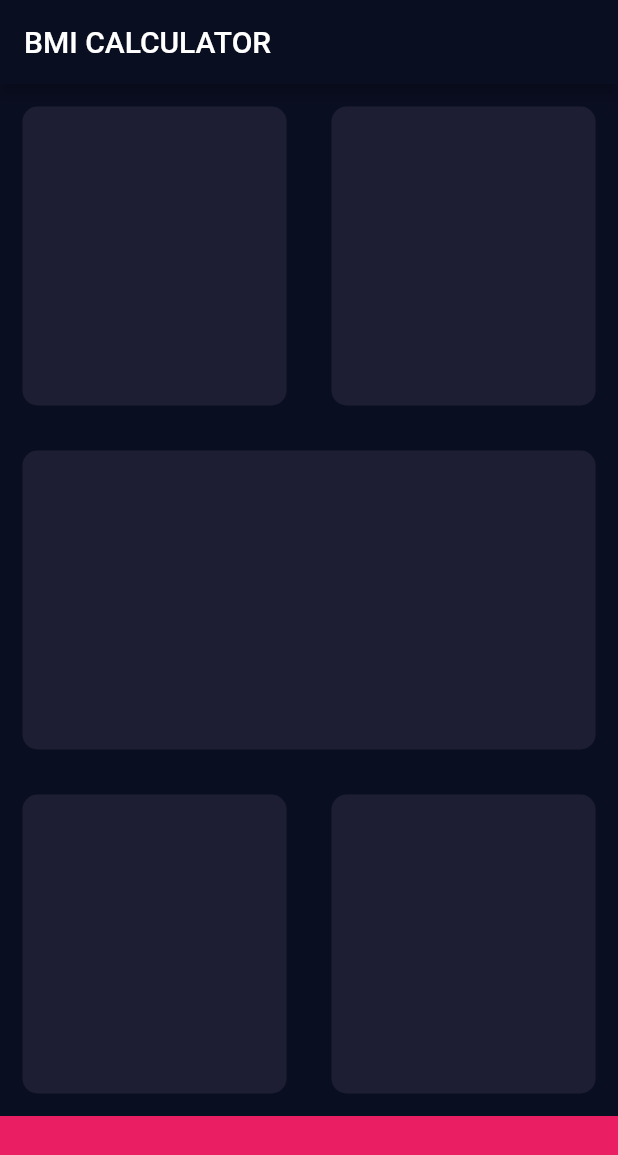
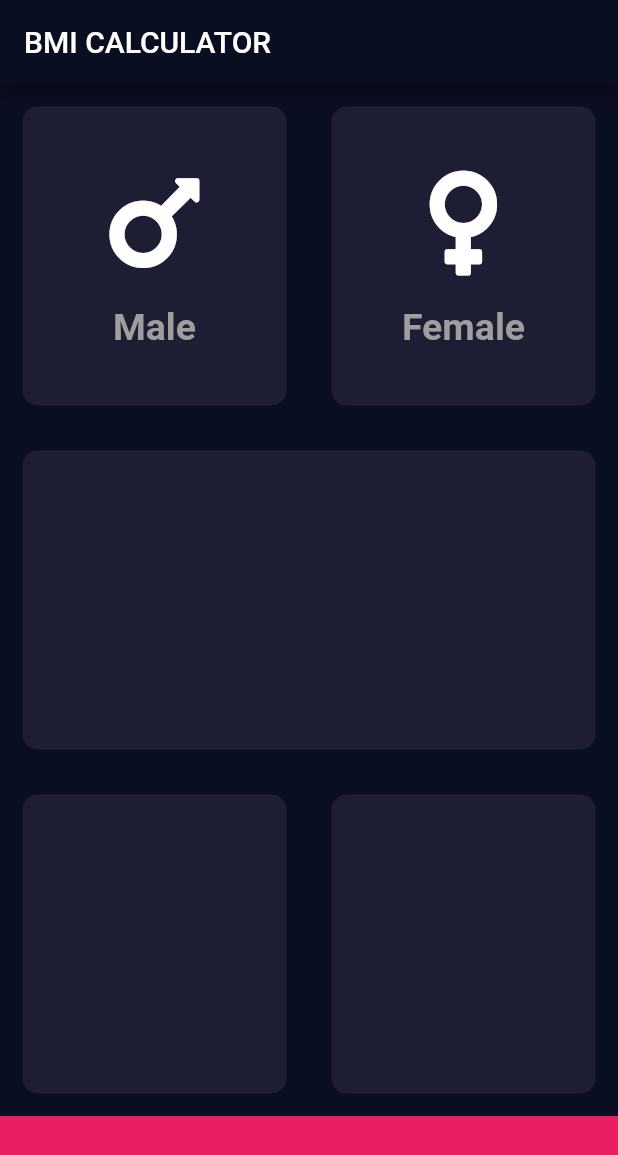
Before and after one commit to gavindang2911/Flutter, a Flutter app: the screen it shows after launch, on a phone screen of 412 x 824 dp. Shown: the top 1155 px of the screen. Run offline on Flutter 3.47's test engine with Material 2 defaults, Android fonts, the phone set to English and light mode, and no system bars; our stand-ins replace audioplayers, font_awesome_flutter.

Commit message:
Adding buttons

```diff
--- /dev/null
+++ b/bmi-calculator-flutter/lib/Icon_content.dart
@@ -0,0 +1,37 @@
+import 'package:flutter/material.dart';
+
+const labelTextStyle = TextStyle(
+  fontSize: 25.0,
+  color: Colors.grey,
+  fontWeight: FontWeight.bold,
+);
+
+class CardGender extends StatelessWidget {
+  CardGender({
+    @required this.genderIcon,
+    @required this.genderText,
+  });
+  final IconData genderIcon;
+  final String genderText;
+
+  @override
+  Widget build(BuildContext context) {
+    return Column(
+      mainAxisAlignment: MainAxisAlignment.center,
+      children: <Widget>[
+        Icon(
+          genderIcon,
+          size: 80.0,
+          color: Colors.white,
+        ),
+        SizedBox(
+          height: 15.0,
+        ),
+        Text(
+          genderText,
+          style: labelTextStyle,
+        ),
+      ],
+    );
+  }
+}
--- /dev/null
+++ b/bmi-calculator-flutter/lib/Reusable.dart
@@ -0,0 +1,22 @@
+import 'package:flutter/material.dart';
+
+class ReusableCard extends StatelessWidget {
+  ReusableCard({
+    @required this.colour,
+    @required this.cardChild,
+  });
+  final Color colour;
+  final Widget cardChild;
+
+  @override
+  Widget build(BuildContext context) {
+    return Container(
+      child: cardChild,
+      decoration: BoxDecoration(
+        color: this.colour,
+        borderRadius: BorderRadius.circular(10.0),
+      ),
+      margin: EdgeInsets.all(15.0),
+    );
+  }
+}
--- a/bmi-calculator-flutter/lib/input_page.dart
+++ b/bmi-calculator-flutter/lib/input_page.dart
@@ -1,4 +1,7 @@
 import 'package:flutter/material.dart';
+import 'package:font_awesome_flutter/font_awesome_flutter.dart';
+import 'Reusable.dart';
+import 'Icon_content.dart';
 
 const Color color = Color(0xFF1D1E33);
 const Color colorBottom = Colors.pink;
@@ -23,11 +26,19 @@ class _InputPageState extends State<InputPage> {
                 Expanded(
                   child: ReusableCard(
                     colour: color,
+                    cardChild: CardGender(
+                      genderIcon: FontAwesomeIcons.mars,
+                      genderText: "Male",
+                    ),
                   ),
                 ),
                 Expanded(
                   child: ReusableCard(
                     colour: color,
+                    cardChild: CardGender(
+                      genderIcon: FontAwesomeIcons.venus,
+                      genderText: "Female",
+                    ),
                   ),
                 ),
               ],
@@ -64,19 +75,3 @@ class _InputPageState extends State<InputPage> {
     );
   }
 }
-
-class ReusableCard extends StatelessWidget {
-  ReusableCard({@required this.colour});
-  final Color colour;
-
-  @override
-  Widget build(BuildContext context) {
-    return Container(
-      decoration: BoxDecoration(
-        color: this.colour,
-        borderRadius: BorderRadius.circular(10.0),
-      ),
-      margin: EdgeInsets.all(15.0),
-    );
-  }
-}
--- a/bmi-calculator-flutter/pubspec.yaml
+++ b/bmi-calculator-flutter/pubspec.yaml
@@ -11,6 +11,7 @@ dependencies:
     sdk: flutter
 
   cupertino_icons: ^0.1.2
+  font_awesome_flutter: ^8.4.0
 
 dev_dependencies:
   flutter_test:
```
